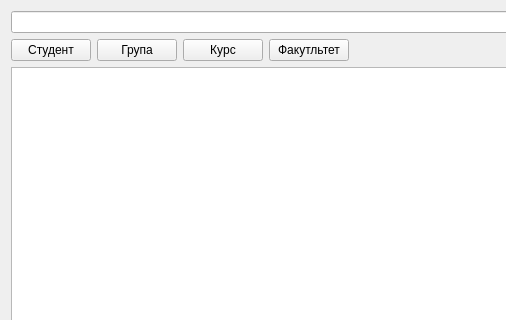
This is desktop/eJournalDesktop/studentdisplay.ui in flying-pi/eJournal as Qt 5 draws it before an edit; both pictures show x 0 to 506 and y 0 to 320 of the 640 by 480 pixel window. The edited form follows.
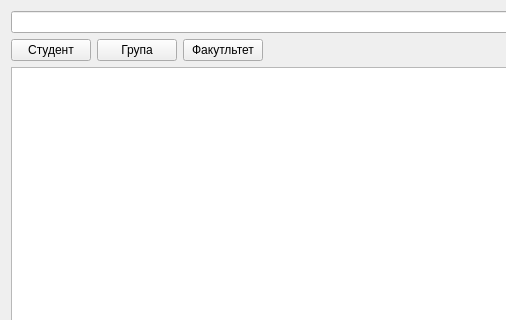
This is the edited form.

The edit to the form file:
```diff
--- a/desktop/eJournalDesktop/studentdisplay.ui
+++ b/desktop/eJournalDesktop/studentdisplay.ui
@@ -36,14 +36,7 @@
         </widget>
        </item>
        <item>
-        <widget class="QPushButton" name="pushButton_3">
-         <property name="text">
-          <string>Курс</string>
-         </property>
-        </widget>
-       </item>
-       <item>
-        <widget class="QPushButton" name="pushButton_4">
+        <widget class="QPushButton" name="departamentFilter">
          <property name="text">
           <string>Факутльтет</string>
          </property>
```
Left out of the diff: 8 changed lines with no effect on the pictures.
